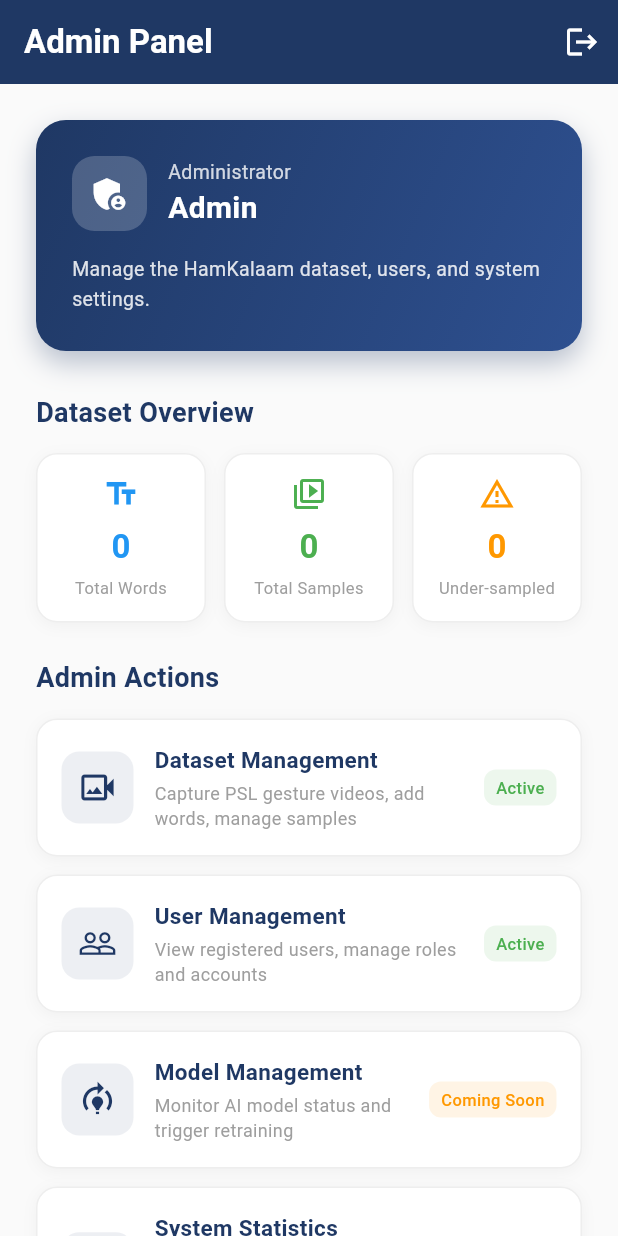
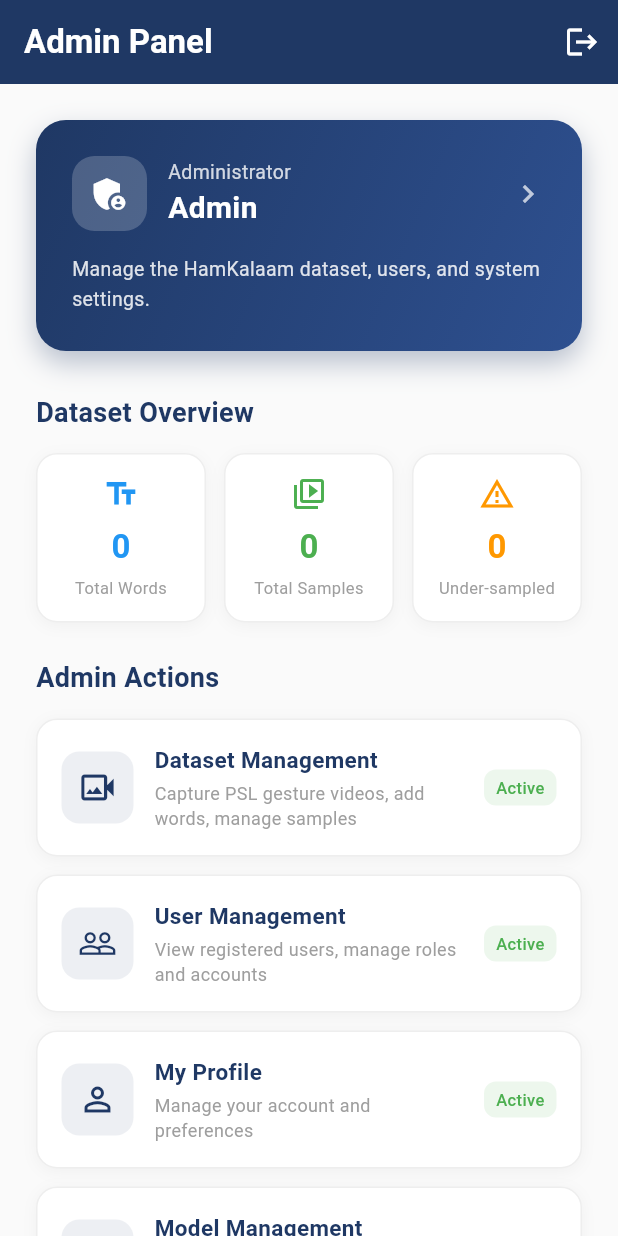
Before and after one commit to Shahbazbalti60/hamkalaam, a Flutter app: the AdminHomeScreen screen opened directly, on a phone screen of 412 x 824 dp. Run offline on Flutter 3.47's test engine with Material 3 defaults, Android fonts, the phone set to English and light mode, and no system bars; our stand-ins replace dio, flutter_secure_storage, jwt_decoder; accounts and stored records are empty.

Commit message:
Add My Profile navigation to admin dashboard

```diff
--- a/lib/screens/home/admin_home_screen.dart
+++ b/lib/screens/home/admin_home_screen.dart
@@ -4,6 +4,7 @@ import '../../services/auth_service.dart';
 import '../auth/login_screen.dart';
 import '../admin/admin_user_management_screen.dart';
 import '../admin/admin_dataset_screen.dart';
+import 'profile_screen.dart';
 
 class AdminHomeScreen extends StatelessWidget {
   const AdminHomeScreen({super.key});
@@ -38,8 +39,16 @@ class AdminHomeScreen extends StatelessWidget {
         child: Column(
           crossAxisAlignment: CrossAxisAlignment.start,
           children: [
-            // Admin welcome card
-            Container(
+            // Admin welcome card — tapping it opens the profile too, since
+            // it's the most natural "this is you" element on the dashboard.
+            GestureDetector(
+              onTap: () {
+                Navigator.push(
+                  context,
+                  MaterialPageRoute(builder: (_) => const ProfileScreen()),
+                );
+              },
+              child: Container(
                 width: double.infinity,
                 padding: const EdgeInsets.all(24),
                 decoration: BoxDecoration(
@@ -84,6 +93,7 @@ class AdminHomeScreen extends StatelessWidget {
                             ],
                           ),
                         ),
+                        Icon(Icons.chevron_right, color: Colors.white.withOpacity(0.7)),
                       ],
                     ),
                     const SizedBox(height: 16),
@@ -92,6 +102,7 @@ class AdminHomeScreen extends StatelessWidget {
                       style: TextStyle(color: Colors.white.withOpacity(0.85), fontSize: 13, height: 1.5),
                     ),
                   ],
+                ),
               ),
             ),
 
@@ -141,6 +152,22 @@ class AdminHomeScreen extends StatelessWidget {
               onTap: () {
                 Navigator.push(context,
                   MaterialPageRoute(builder: (_) => const AdminUserManagementScreen()));
+              },
+            ),
+
+            const SizedBox(height: 12),
+
+            _AdminActionCard(
+              icon: Icons.person_outline,
+              title: 'My Profile',
+              subtitle: 'Manage your account and preferences',
+              tag: 'Active',
+              tagColor: Colors.green,
+              onTap: () {
+                Navigator.push(
+                  context,
+                  MaterialPageRoute(builder: (_) => const ProfileScreen()),
+                );
               },
             ),
 
```
Also changed, not shown: lib/screens/home/profile_screen.dart (+20 -8 lines). Lines whose indentation alone changed are shown as unchanged.
